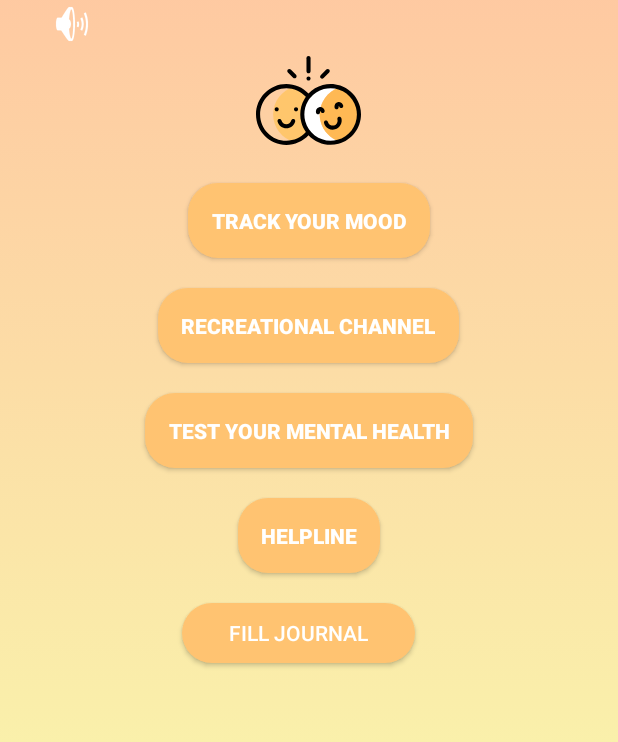
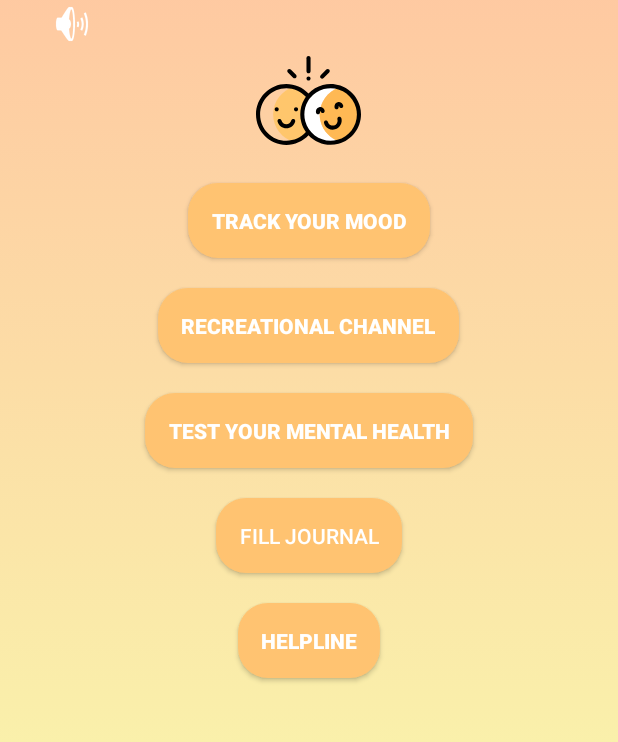
Before and after one commit to harshita99/HeyYou, an Android app: the screen it shows after launch (MainActivity), on a phone screen of 412 x 824 dp, the part 207-949 px from its top. Run offline under Robolectric (Android 15) with nearby library versions, the phone set to English and light mode, and no system bars; 3 statements that could not run were skipped.

```diff
--- a/app/src/main/res/layout/activity_main.xml
+++ b/app/src/main/res/layout/activity_main.xml
@@ -82,6 +82,19 @@
         android:id="@+id/moodtrackbtn"
         android:onClick="trackmood">
     </Button>
+    <Button
+        android:id="@+id/fill_journal"
+        android:layout_width="wrap_content"
+        android:layout_height="wrap_content"
+        android:background="@drawable/rounded_button"
+        android:onClick="next"
+        android:text="Fill Journal"
+        android:layout_gravity="center"
+        android:layout_marginTop="20dp"
+        android:padding="15dp"
+        android:textColor="@android:color/white">
+
+    </Button>
 
     <Button
         android:id="@+id/journalbtn"
@@ -99,21 +112,5 @@
 
     </Button>
 
-    <Button
-        android:id="@+id/fill_journal"
-        android:layout_width="155dp"
-        android:layout_height="40dp"
-        android:layout_marginStart="121dp"
-        android:layout_marginLeft="121dp"
-        android:layout_marginTop="20dp"
-        android:layout_marginEnd="172dp"
-        android:layout_marginRight="172dp"
-        android:layout_marginBottom="248dp"
-        android:background="@drawable/rounded_button"
-        android:onClick="next"
-        android:text="Fill Journal"
-        android:textColor="@android:color/white">
-
-    </Button>
 
 </LinearLayout>
```
